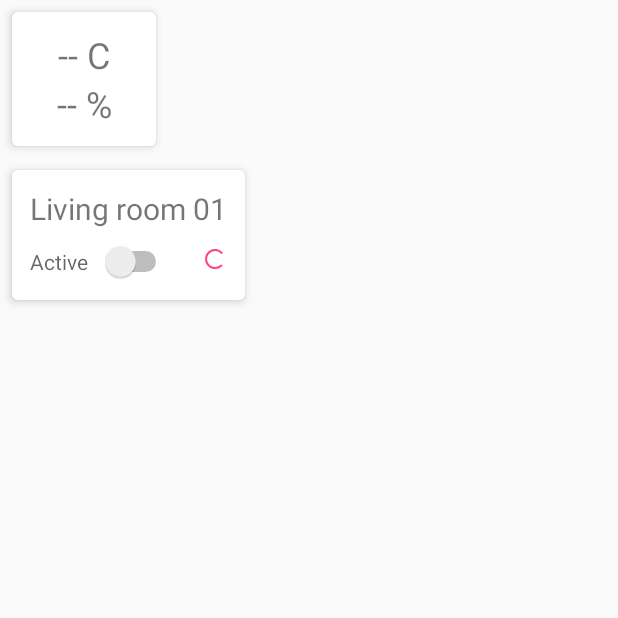
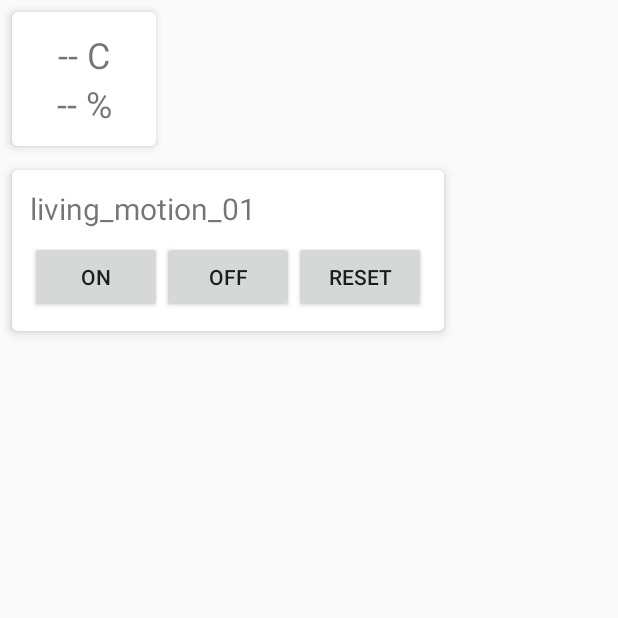
Before and after one commit to simmlemming/home2, an Android app: the screen it shows after launch (MainActivity), on a phone screen of 412 x 824 dp, the top half of it. Run offline under Robolectric (Android 15) with nearby library versions, the phone set to English and light mode, and no system bars; 5 statements that could not run were skipped.

Commit message:
App can send commands to sensors.

```diff
--- a/app/src/main/java/org/home2/BaseMqtt.kt
+++ b/app/src/main/java/org/home2/BaseMqtt.kt
@@ -15,6 +15,7 @@ abstract class BaseMqtt {
     protected abstract fun unsubscribeInner(topic: String)
     abstract fun connect()
     abstract fun disconnect()
+    abstract fun publish(topic: String, message: String)
 
     protected val subscribeListener = IMqttMessageListener { topic, message ->
         listeners[topic]?.forEach { listener ->
--- a/app/src/main/java/org/home2/MainActivity.kt
+++ b/app/src/main/java/org/home2/MainActivity.kt
@@ -27,7 +27,9 @@ class MainActivity : FragmentActivity() {
             service = (binder as HomeService.HomeBinder).service
             service!!.motionSensorInfo.observe(this@MainActivity, Observer<NetworkResource<MotionSensorInfo>> {
                 it?.let {
-                    motionSensorView.setInfo(it)
+                    if (motionSensorView.name == it.data?.name) {
+                        motionSensorView.setInfo(it)
+                    }
                 }
             })
         }
@@ -44,6 +46,23 @@ class MainActivity : FragmentActivity() {
         val viewModel = ViewModelProviders
                 .of(this)
                 .get(MainActivityViewModel::class.java)
+
+
+        motionSensorView.listener = object : MotionSensorView.Listener {
+            override fun switchOn(name: String) {
+                service?.devices(DeviceFilter.withName(name))?.on()
+            }
+
+            override fun switchOff(name: String) {
+                service?.devices(DeviceFilter.withName(name))?.off()
+            }
+
+            override fun reset(name: String) {
+                service?.devices(DeviceFilter.withName(name))?.reset()
+            }
+        }
+
+        motionSensorView.name = "living_motion_01"
 
         viewModel.room1Info.observe(this, Observer<RoomInfo> { updateUi(it) })
         viewModel.getConnectionStatus().observe(this, Observer<ConnectionState> {
--- a/app/src/main/java/org/home2/MotionSensorInfo.kt
+++ b/app/src/main/java/org/home2/MotionSensorInfo.kt
@@ -3,4 +3,4 @@ package org.home2
 /**
  * Created by mtkachenko on 21/10/17.
  */
-class MotionSensorInfo(val name : String, val status: Int)
+class MotionSensorInfo(val name : String, val state: Int)
--- a/app/src/main/java/org/home2/MotionSensorView.kt
+++ b/app/src/main/java/org/home2/MotionSensorView.kt
@@ -4,19 +4,32 @@ import android.content.Context
 import android.content.res.ColorStateList
 import android.util.AttributeSet
 import android.view.View
+import android.widget.Button
 import android.widget.FrameLayout
-import android.widget.Switch
 import android.widget.TextView
+import kotlin.properties.Delegates
 
 /**
  * Created by mtkachenko on 21/10/17.
  */
 class MotionSensorView : FrameLayout {
+    interface Listener {
+        fun switchOn(name : String)
+        fun switchOff(name : String)
+        fun reset(name : String)
+    }
 
     private lateinit var rootLayout: View
     private lateinit var nameView: TextView
-    private lateinit var switcherView: Switch
+    private lateinit var onView : Button
+    private lateinit var offView : Button
+    private lateinit var resetView : Button
     private lateinit var waitingView: View
+
+    var listener : Listener? = null
+    var name : String by Delegates.observable("unknown") {_, _, newValue ->
+        nameView.text = newValue
+    }
 
 
     @JvmOverloads
@@ -28,26 +41,38 @@ class MotionSensorView : FrameLayout {
 
         rootLayout = findViewById(R.id.root)
         nameView = findViewById(R.id.name)
-        switcherView = findViewById(R.id.switcher)
+        onView = findViewById(R.id.on)
+        offView = findViewById(R.id.off)
+        resetView = findViewById(R.id.reset)
         waitingView = findViewById(R.id.waiting)
+
+        onView.setOnClickListener { _ ->
+            listener?.switchOn(name)
+        }
+
+        offView.setOnClickListener { _ ->
+            listener?.switchOff(name)
+        }
+
+        resetView.setOnClickListener { _ ->
+            listener?.reset(name)
+        }
     }
 
     fun setInfo(info: NetworkResource<MotionSensorInfo>) {
-        nameView.text = info.data?.name ?: "-"
         backgroundTintList = ColorStateList.valueOf(info.data.bgColor(context))
         waitingView.visibility = if (info.state == NetworkResource.State.LOADING) View.VISIBLE else View.GONE
-        switcherView.isChecked = info.data?.status != 0
     }
 }
 
 private fun MotionSensorInfo?.bgColor(context: Context): Int {
     val resId = when {
         this == null -> R.color.sensor_unknown
-        status == 0 -> R.color.sensor_off
-        status == 1 -> R.color.sensor_ok
-        status == 2 -> R.color.sensor_connecting
-        status == 3 -> R.color.sensor_error
-        status == 4 -> R.color.sensor_alarm
+        state == 0 -> R.color.sensor_off
+        state == 1 -> R.color.sensor_ok
+        state == 2 -> R.color.sensor_connecting
+        state == 3 -> R.color.sensor_error
+        state == 4 -> R.color.sensor_alarm
         else -> R.color.sensor_unknown
     }
 
--- a/app/src/main/res/layout/motion_sensor_view.xml
+++ b/app/src/main/res/layout/motion_sensor_view.xml
@@ -13,22 +13,41 @@
         android:text="Living room 01"
         android:textSize="20dp" />
 
-    <Switch
-        android:id="@+id/switcher"
-        android:layout_width="wrap_content"
-        android:layout_height="wrap_content"
-        android:layout_below="@id/name"
-        android:layout_marginTop="8dp"
-        android:switchPadding="8dp"
-        android:text="Active"
-        android:textColor="?android:attr/textColorSecondary" />
 
     <ProgressBar
         android:id="@+id/waiting"
         style="@style/Base.Widget.AppCompat.ProgressBar"
         android:layout_width="16dp"
         android:layout_height="16dp"
-        android:layout_alignRight="@id/name"
+        android:layout_marginLeft="8dp"
+        android:layout_marginTop="8dp"
+        android:visibility="gone"
+        android:layout_toRightOf="@id/name" />
+
+    <LinearLayout
+        android:layout_width="wrap_content"
+        android:layout_height="wrap_content"
         android:layout_below="@id/name"
-        android:layout_marginTop="12dp" />
+        android:layout_centerHorizontal="true"
+        android:layout_marginTop="8dp"
+        android:orientation="horizontal">
+
+        <Button
+            android:id="@+id/on"
+            android:layout_width="wrap_content"
+            android:layout_height="wrap_content"
+            android:text="On" />
+
+        <Button
+            android:id="@+id/off"
+            android:layout_width="wrap_content"
+            android:layout_height="wrap_content"
+            android:text="Off" />
+
+        <Button
+            android:id="@+id/reset"
+            android:layout_width="wrap_content"
+            android:layout_height="wrap_content"
+            android:text="Reset" />
+    </LinearLayout>
 </RelativeLayout>
```
Also changed, not shown: app/src/main/java/org/home2/HomeService.kt (+36 -3 lines), 2 other files.
